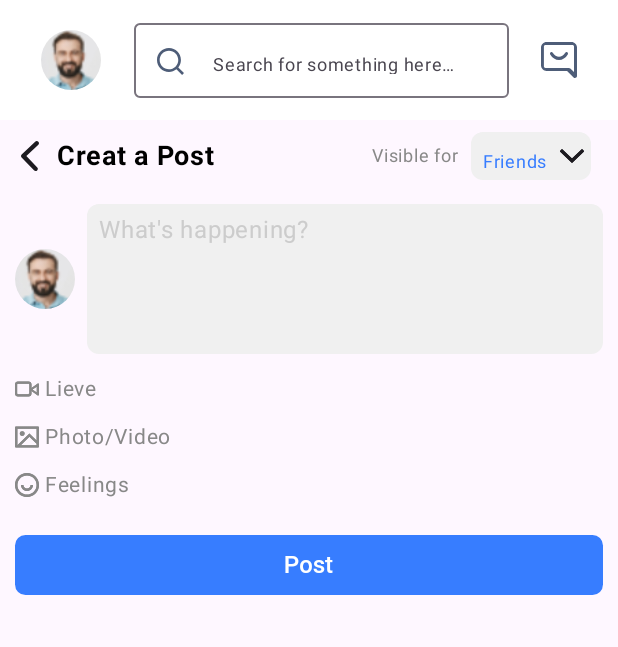
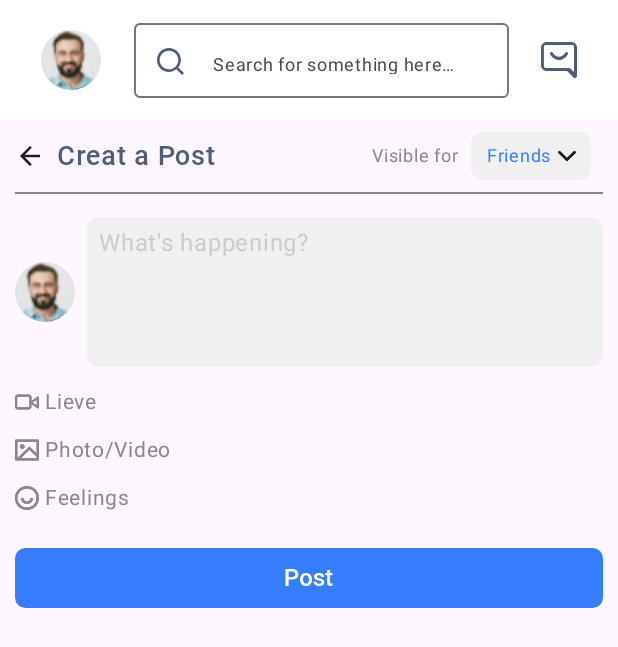
Before and after one commit to saif-uddin-shrabon/Meetmax, an Android app built with Jetpack Compose: the MainScreen screen opened through its navigation route, after a tap on "What's happening?", on a phone screen of 412 x 824 dp. Shown: the top 647 px of the screen. Run offline under Robolectric (Android 15) with nearby library versions, the phone set to English and light mode, and no system bars; our stand-ins replace Dagger/Hilt's generated code, Firebase (no records; nobody signed in at launch, a user with empty details on screens opened directly), livedata-compose; pictures from the network do not load.

Commit message:
UI Update

```diff
--- a/app/src/main/java/com/lilab/meetmax/Pages/AppComponent/CommonCmponent.kt
+++ b/app/src/main/java/com/lilab/meetmax/Pages/AppComponent/CommonCmponent.kt
@@ -1,5 +1,6 @@
 package com.lilab.meetmax.Pages.AppComponent
 
+import androidx.compose.foundation.BorderStroke
 import androidx.compose.foundation.Image
 import androidx.compose.foundation.background
 import androidx.compose.foundation.layout.Arrangement
@@ -83,33 +84,29 @@ fun Header(){
 
         Card(
             elevation = CardDefaults.cardElevation(
-                defaultElevation = 2.dp,
+                defaultElevation = 5.dp,
             ),
 
             //redious
             shape = RoundedCornerShape(2.dp),
             colors = CardDefaults.cardColors(
-                containerColor = LightColorScheme.background
+                containerColor = Color.White
             ),
             modifier = Modifier
                 .width(126.dp)
                 .height(32.dp),
 
-
-
-
             ) {
             Row(
                 modifier = Modifier
-                    .fillMaxWidth()
-                    .padding(top = 8.dp),
+                    .fillMaxSize(),
                 horizontalArrangement = Arrangement.Center,
                 verticalAlignment = Alignment.CenterVertically
             ) {
                 Text(
                     text = "English (UK)",
                     fontFamily = FontFamily(Font(R.font.rmedium, FontWeight.Normal)),
-                    fontSize = 13.sp,
+                    fontSize = 10.sp,
                     color = LightColorScheme.tertiary
                 )
                 Spacer(modifier = Modifier.padding(4.dp))
@@ -163,7 +160,7 @@ fun StaticSection(title: String, subtitle: String, newlineTex : String){
                 Text(
                     text = subtitle,
                     fontFamily = FontFamily(Font(R.font.rmedium, FontWeight.Medium)),
-                    fontSize = 19.sp,
+                    fontSize = 16.sp,
                     lineHeight = 29.sp,
                     color = LightColorScheme.tertiary
 
@@ -174,7 +171,7 @@ fun StaticSection(title: String, subtitle: String, newlineTex : String){
                         text = newlineTex,
                         textAlign = TextAlign.Center,
                         fontFamily = FontFamily(Font(R.font.rmedium, FontWeight.Medium)),
-                        fontSize = 19.sp,
+                        fontSize = 16.sp,
                         lineHeight = 29.sp,
                         color = LightColorScheme.tertiary,
 
@@ -184,6 +181,7 @@ fun StaticSection(title: String, subtitle: String, newlineTex : String){
             }
 
         }
+
 
         Row(
             modifier = Modifier
@@ -197,8 +195,9 @@ fun StaticSection(title: String, subtitle: String, newlineTex : String){
                     defaultElevation = 2.dp,
                 ),
                 modifier = Modifier
-                    .width(182.dp)
+                    .weight(1f)
                     .height(38.dp),
+
                 shape = RoundedCornerShape(3.dp),
                 colors = CardDefaults.cardColors(
                     containerColor = LightColorScheme.background
@@ -210,19 +209,20 @@ fun StaticSection(title: String, subtitle: String, newlineTex : String){
                     modifier = Modifier
                         .padding(8.dp)
                         .fillMaxSize(),
-                    horizontalArrangement = Arrangement.SpaceBetween,
+                    horizontalArrangement = Arrangement.Center,
                     verticalAlignment = Alignment.CenterVertically
+
                 ) {
 
                     Image(
                         painter = painterResource(id = R.drawable.google),
-                        contentDescription = "google Icon"
+                        contentDescription = "Google Icon"
                     )
                     Spacer(modifier = Modifier.padding(let { 4.dp }))
                     Text(
                         text = "Log in with Google",
                         fontFamily = FontFamily(Font(R.font.rmedium, FontWeight.Medium)),
-                        fontSize = 16.sp,
+                        fontSize = 12.sp,
                         color = LightColorScheme.tertiary
                     )
 
@@ -230,13 +230,14 @@ fun StaticSection(title: String, subtitle: String, newlineTex : String){
                 }
             }
 
+            Spacer(modifier = Modifier.padding(8.dp))
             Card(
                 elevation = CardDefaults.cardElevation(
                     defaultElevation = 1.dp,
                 ),
                 shape = RoundedCornerShape(3.dp),
                 modifier = Modifier
-                    .width(182.dp)
+                    .weight(1f)
                     .height(38.dp),
                 colors = CardDefaults.cardColors(
                     containerColor = LightColorScheme.background // Set the card background color here
@@ -247,7 +248,7 @@ fun StaticSection(title: String, subtitle: String, newlineTex : String){
                     modifier = Modifier
                         .padding(8.dp)
                         .fillMaxSize(),
-                    horizontalArrangement = Arrangement.SpaceBetween,
+                    horizontalArrangement = Arrangement.Center,
                     verticalAlignment = Alignment.CenterVertically
 
                 ) {
@@ -260,7 +261,7 @@ fun StaticSection(title: String, subtitle: String, newlineTex : String){
                     Text(
                         text = "Log in with Apple",
                         fontFamily = FontFamily(Font(R.font.rmedium, FontWeight.Medium)),
-                        fontSize = 16.sp,
+                        fontSize = 12.sp,
                         color = LightColorScheme.tertiary
                     )
 
@@ -327,6 +328,7 @@ fun CustomButton(
 
                 onClick = onClick
     ) {
+
 
             Text(text = text,fontFamily = FontFamily(Font(R.font.rmedium, FontWeight.Medium)),
                 fontSize = 16.sp,
@@ -435,6 +437,8 @@ fun BasicTextFiledWithHint(
 
 
 
+
+
 @Preview(showBackground = true, widthDp = 360, heightDp = 640)
 @Composable
 fun HeaderLayout() {
@@ -442,4 +446,7 @@ fun HeaderLayout() {
 
 //    CustomButton(text = "Login", onClick = {}, modifier = Modifier.padding(16.dp).height(20.dp).width(10.dp))
 
+    StaticSection(title = "Login", subtitle ="Hello", newlineTex ="welcome")
+
+   // Header()
 }
--- a/app/src/main/java/com/lilab/meetmax/Pages/AppComponent/PostItem.kt
+++ b/app/src/main/java/com/lilab/meetmax/Pages/AppComponent/PostItem.kt
@@ -113,11 +113,11 @@ fun UserDetails(){
 @Composable
 private fun PostContetnt() {
 
-    Spacer(modifier = Modifier.height(8.dp))
+    Spacer(modifier = Modifier.height(4.dp))
 
     Text(
         text = "If you think adventure is dangerous, try routine, it’s lethal Paulo Coelho! Good morning all friends.",
-        fontFamily = FontFamily(Font(R.font.rmedium, FontWeight.Normal)),
+        fontFamily = FontFamily(Font(R.font.robotoregular, FontWeight.Normal)),
         fontSize = 14.sp,
         color = LightColorScheme.tertiary
     )
--- a/app/src/main/java/com/lilab/meetmax/Pages/AppComponent/PostSectionCard.kt
+++ b/app/src/main/java/com/lilab/meetmax/Pages/AppComponent/PostSectionCard.kt
@@ -224,5 +224,5 @@ fun PostSectionCard(navHostController: NavHostController){
 @Composable
 fun PostSectionCardPreview() {
     val mockNavController = rememberNavController()
-    //PostSectionCard()
+    PostSectionCard(mockNavController)
 }
--- a/app/src/main/java/com/lilab/meetmax/Pages/AppComponent/StoryComponent.kt
+++ b/app/src/main/java/com/lilab/meetmax/Pages/AppComponent/StoryComponent.kt
@@ -61,7 +61,8 @@ fun StoryComponent(imageUrl : String) {
                     Image(
                         painter = rememberAsyncImagePainter(imageUrl),
                         contentDescription = null,
-                        modifier = Modifier.fillMaxSize()
+                        modifier = Modifier.fillMaxSize().
+                        clip(shape)
                     )
                 }
             }
--- a/app/src/main/java/com/lilab/meetmax/Pages/AuthPages/LoginPage.kt
+++ b/app/src/main/java/com/lilab/meetmax/Pages/AuthPages/LoginPage.kt
@@ -90,6 +90,7 @@ fun LoginPage(
 
 
             Header()
+            Spacer(modifier = Modifier.height(16.dp))
             StaticSection(title = "Sign In", subtitle = "Welcome Back! You've been missed!" , newlineTex = "")
             MiddleSection(
                 navController = navController,
--- a/app/src/main/java/com/lilab/meetmax/Pages/MainPages/CreatPost.kt
+++ b/app/src/main/java/com/lilab/meetmax/Pages/MainPages/CreatPost.kt
@@ -18,9 +18,12 @@ import androidx.compose.foundation.layout.height
 import androidx.compose.foundation.layout.padding
 import androidx.compose.foundation.layout.size
 import androidx.compose.foundation.layout.width
+import androidx.compose.foundation.rememberScrollState
 import androidx.compose.foundation.shape.CircleShape
 import androidx.compose.foundation.shape.RoundedCornerShape
 import androidx.compose.foundation.text.BasicTextField
+import androidx.compose.foundation.verticalScroll
+import androidx.compose.material3.Divider
 import androidx.compose.material3.Icon
 import androidx.compose.material3.Surface
 import androidx.compose.material3.Text
@@ -35,6 +38,8 @@ import androidx.compose.ui.draw.clip
 import androidx.compose.ui.graphics.Color
 import androidx.compose.ui.platform.LocalContext
 import androidx.compose.ui.res.painterResource
+import androidx.compose.ui.text.font.Font
+import androidx.compose.ui.text.font.FontFamily
 import androidx.compose.ui.text.font.FontWeight
 import androidx.compose.ui.tooling.preview.Preview
 import androidx.compose.ui.unit.dp
@@ -60,7 +65,8 @@ fun CreatPost(navHostController: NavHostController) {
         modifier = Modifier.fillMaxSize()
     ) {
        Column(
-              modifier = Modifier.fillMaxSize(),
+              modifier = Modifier.fillMaxSize()
+                  .verticalScroll(rememberScrollState()),
                 verticalArrangement = Arrangement.Top,
               horizontalAlignment = Alignment.CenterHorizontally
        ) {
@@ -82,7 +88,13 @@ fun CreatePostScreen(navHostController: NavHostController){
      ) {
             Spacer(modifier = Modifier.height(8.dp))
             HeadingSectionOfCreatPost(navHostController)
-            Spacer(modifier = Modifier.height(8.dp))
+
+             Divider(
+                 color = Color.Gray,
+                 thickness = 1.dp,
+                 modifier = Modifier.fillMaxWidth()
+             )
+            Spacer(modifier = Modifier.height(15.dp))
             PostContent()
             Spacer(modifier = Modifier.height(8.dp))
             ActionPerformer()
@@ -107,12 +119,12 @@ fun HeadingSectionOfCreatPost(navHostController: NavHostController){
     ){
 
         Icon(
-            painter = painterResource(id = R.drawable.back_arrow),
+            painter = painterResource(id = R.drawable.baseline_arrow_back_24),
             contentDescription = "Arrow Back",
             modifier = Modifier
                 .size(20.dp)
                 .clickable {
-                     navHostController.navigate(Destination.MainScreen){
+                    navHostController.navigate(Destination.MainScreen) {
                         popUpTo(Destination.MainScreen) {
                             inclusive = true
                         }
@@ -126,8 +138,8 @@ fun HeadingSectionOfCreatPost(navHostController: NavHostController){
         Text(
             text = "Creat a Post",
             fontSize = 18.sp,
-            fontWeight = FontWeight.Bold,
-            color = Color.Black
+             fontFamily = FontFamily(Font(R.font.rmedium, FontWeight.Medium)),
+            color = LightColorScheme.tertiary
         )
 
         Spacer(modifier = Modifier.weight(1f))
@@ -140,36 +152,36 @@ fun HeadingSectionOfCreatPost(navHostController: NavHostController){
 
         Spacer(modifier = Modifier.width(8.dp))
 
-        Box(
+
+            Row(
                 modifier = Modifier
                     .height(32.dp)
                     .width(80.dp)
                     .background(LightColorScheme.background, RoundedCornerShape(8.dp)),
-
-            ){
-            Row(
+                horizontalArrangement = Arrangement.Center,
                 verticalAlignment = Alignment.CenterVertically
             ) {
                 Text(
                     text = "Friends",
                     fontSize = 12.sp,
                     color = LightColorScheme.secondary,
-                    modifier = Modifier.padding(8.dp)
                 )
+                Spacer(modifier = Modifier.width(4.dp))
                 Icon(
                     painter = painterResource(id = R.drawable.angle_down),
                     contentDescription = "Arrow Down",
                     modifier = Modifier
-                        .size(16.dp)
+                        .size(12.dp)
                 )
 
             }
-        }
+
         Spacer(modifier = Modifier.width(8.dp))
 
 
     }
 }
+
 
 
 @Composable
@@ -203,6 +215,7 @@ fun PostContent(){
                 textValue = it
                 isEnabled = true
             },
+
             isEnabled = {
                 isEnabled = it
             }
--- a/app/src/main/java/com/lilab/meetmax/Pages/MainPages/HomePage.kt
+++ b/app/src/main/java/com/lilab/meetmax/Pages/MainPages/HomePage.kt
@@ -52,16 +52,15 @@ fun HomePage(modifier: Modifier = Modifier, navHostController: NavHostController
              LazyColumn {
                     item{
                         ToolbarSection()
-                        Spacer(modifier = Modifier.height(10.dp))
+
                         LazyRow {
                             items(10) {
                                 StoryComponent("https://picsum.photos/200/300")
                             }
                         }
 
-                        Spacer(modifier = Modifier.height(10.dp))
+                        Spacer(modifier = Modifier.height(7.dp))
                         PostSectionCard(navHostController)
-                        Spacer(modifier = Modifier.height(10.dp))
                     }
 
 
@@ -119,5 +118,5 @@ fun SearchBar(){
 fun HomePagePreview() {
 //
      val mockNavController = rememberNavController()
-   // HomePage()
+    HomePage(navHostController = mockNavController)
 }
--- a/app/src/main/java/com/lilab/meetmax/Pages/MainPages/MainScreen.kt
+++ b/app/src/main/java/com/lilab/meetmax/Pages/MainPages/MainScreen.kt
@@ -3,9 +3,12 @@ package com.lilab.meetmax.Pages.MainPages
 import androidx.compose.foundation.layout.fillMaxSize
 import androidx.compose.foundation.layout.padding
 import androidx.compose.foundation.layout.size
+import androidx.compose.material3.Badge
+import androidx.compose.material3.BadgedBox
 import androidx.compose.material3.Icon
 import androidx.compose.material3.NavigationBar
 import androidx.compose.material3.NavigationBarItem
+import androidx.compose.material3.NavigationBarItemDefaults
 import androidx.compose.material3.Scaffold
 import androidx.compose.material3.Text
 import androidx.compose.runtime.Composable
@@ -14,6 +17,7 @@ import androidx.compose.runtime.mutableIntStateOf
 import androidx.compose.runtime.remember
 import androidx.compose.runtime.setValue
 import androidx.compose.ui.Modifier
+import androidx.compose.ui.graphics.Color
 import androidx.compose.ui.res.painterResource
 import androidx.compose.ui.text.font.Font
 import androidx.compose.ui.text.font.FontFamily
@@ -32,11 +36,11 @@ import com.lilab.meetmax.R
 @Composable
 fun MainScreen(modifier: Modifier = Modifier, navHostController: NavHostController) {
     val navItems = listOf(
-        NavItem("Feed", R.drawable.feed),
-        NavItem("My Community", R.drawable.community),
-        NavItem("Explore", R.drawable.explore),
-        NavItem("Notification", R.drawable.notification),
-        NavItem("Settings", R.drawable.setting),
+        NavItem("Feed", R.drawable.feed,0),
+        NavItem("My Community", R.drawable.community,0),
+        NavItem("Explore", R.drawable.explore,0),
+        NavItem("Notification", R.drawable.notification,10),
+        NavItem("Settings", R.drawable.setting,0),
 
     )
 
@@ -47,12 +51,33 @@ fun MainScreen(modifier: Modifier = Modifier, navHostController: NavHostControll
     Scaffold(
         modifier = modifier.fillMaxSize(),
         bottomBar = {
-            NavigationBar {
+            NavigationBar{
                 navItems.forEachIndexed { index, navItem ->
                     NavigationBarItem(
                         selected = selectedIndex == index,
                         onClick = { selectedIndex = index },
                         icon = {
+                            BadgedBox(
+
+                                badge = {
+
+                                    if (navItem.badgeCount > 0) {
+                                        Badge(
+                                            containerColor = Color.Red
+                                        ) {
+                                            Text(
+                                                text = navItem.badgeCount.toString(),
+                                                color = Color.White,
+                                                fontSize = 10.sp
+                                            )
+                                        }
+                                    }
+
+                                }
+
+                            ) {
+
+                            }
                             Icon(
                                 painter = painterResource(id = navItem.icon),
                                 contentDescription = navItem.label,
@@ -64,7 +89,8 @@ fun MainScreen(modifier: Modifier = Modifier, navHostController: NavHostControll
                             fontFamily =  FontFamily(Font(R.font.rmedium, FontWeight.Medium)),
                             fontSize = 5.sp
 
-                        ) }
+                        )
+                        },
                     )
                 }
             }
--- a/app/src/main/java/com/lilab/meetmax/Pages/Navigation/NavItem.kt
+++ b/app/src/main/java/com/lilab/meetmax/Pages/Navigation/NavItem.kt
@@ -6,4 +6,5 @@ import androidx.compose.ui.graphics.vector.ImageVector
 data class NavItem (
     val label : String,
     val icon : Int,
+    val badgeCount : Int
 )
--- a/app/src/main/res/values/colors.xml
+++ b/app/src/main/res/values/colors.xml
@@ -11,4 +11,5 @@
     <color name="linktextsecondary">#377DFF</color>
     <color name="containerbackground">#FFFFFF</color>
     <color name="textColor">#4E5D78</color>
+    <color name="textColorSecondary">#4E9DADBF</color>
 </resources>
```
Also changed, not shown: app/src/main/res/font/robotolight.ttf (added), app/src/main/res/font/robotoregular.ttf (added). Lines whose indentation alone changed are shown as unchanged.
